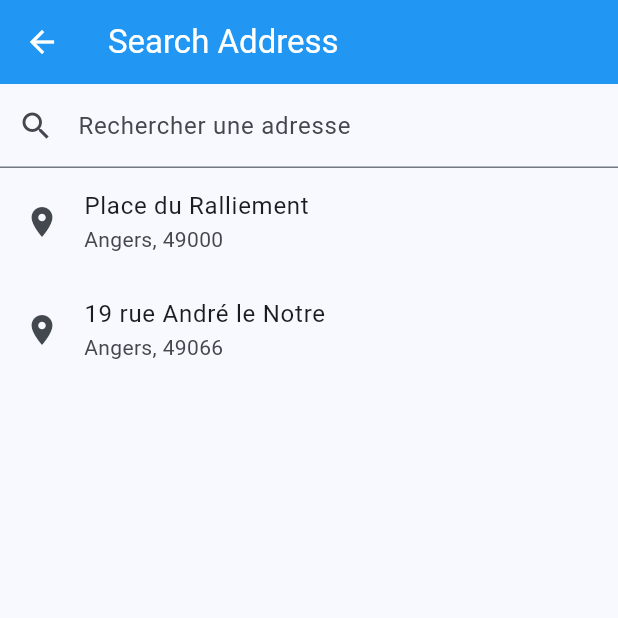
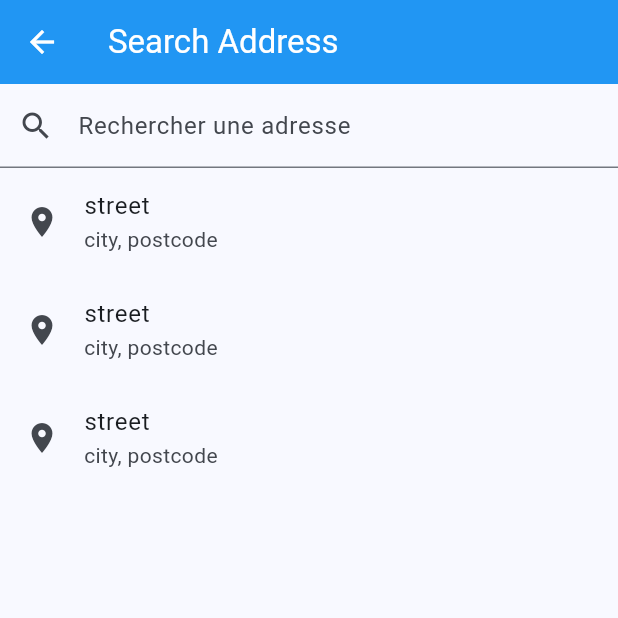
Before and after one commit to msbduno/projet_flutter, a Flutter app: the SearchAddress screen opened by its route, on a phone screen of 412 x 824 dp, the top half of it. Run offline on Flutter 3.47's test engine with Material 3 defaults, Android fonts, the phone set to English and light mode, and no system bars; our stand-ins replace bloc, flutter_bloc.

Commit message:
feat : finish TP 3

```diff
--- /dev/null
+++ b/lib/blocs/address_cubit.dart
@@ -0,0 +1,31 @@
+import 'package:bloc/bloc.dart';
+import '../models/address_model.dart';
+import '../repositories/address_repository.dart';
+
+/// Déclaration d'un "Cubit" pour stocker la liste d'entreprise
+class AddressCubit  extends Cubit<List<Address>> {
+  final AddressRepository addressRepository;
+
+  AddressCubit(this.addressRepository) : super([]);
+
+  /// Méthode pour charger la liste d'entreprise
+  Future<void> loadAddresses() async {
+    emit([
+      Address('street', 'city', 'postcode'),
+      Address('street', 'city', 'postcode'),
+      Address('street', 'city', 'postcode'),
+    ]);
+  }
+
+
+  /// Méthode pour rechercher une adresse
+  Future<void> fetchAddresses(String query) async {
+    try {
+      final addresses = await addressRepository.fetchAddresses(query);
+      emit(addresses);
+    } catch (error) {
+      emit([]);
+    }
+
+  }
+}
--- a/lib/ui/screens/searchAddress_screen.dart
+++ b/lib/ui/screens/searchAddress_screen.dart
@@ -1,8 +1,9 @@
 import 'package:flutter/material.dart';
+import 'package:flutter_bloc/flutter_bloc.dart';
 import 'dart:async';
+import '../../blocs/address_cubit.dart';
+import '../../models/address_model.dart';
 
-import '../../models/address_model.dart';
-import '../../repositories/address_repository.dart';
 
 class SearchAddress extends StatefulWidget {
   const SearchAddress({Key? key}) : super(key: key);
@@ -10,11 +11,6 @@ class SearchAddress extends StatefulWidget {
   @override
   _SearchAddressState createState() => _SearchAddressState();
 }
-
-List<Address> _addresses = [
-  Address('Place du Ralliement', 'Angers', '49000'),
-  Address('19 rue André le Notre', 'Angers', '49066'),
-];
 
 class _SearchAddressState extends State<SearchAddress> {
   Timer? _debounce;
@@ -51,31 +47,26 @@ class _SearchAddressState extends State<SearchAddress> {
               if (_debounce?.isActive ?? false) _debounce?.cancel();
               _debounce = Timer(const Duration(milliseconds: 500), () {
                 if (query.length >= 3) {
-                  final AddressRepository addressRepository = AddressRepository();
-                  addressRepository.fetchAddresses(query).then((addresses) {
-                    setState(() {
-                      _addresses = addresses;
-                    });
-                  }).catchError((error) {
-                    _scaffoldMessenger?.showSnackBar(
-                      SnackBar(content: Text('Failed to load addresses: $error')),
-                    );
-                  });
+                  context.read<AddressCubit>().fetchAddresses(query);
                 }
               });
             },
           ),
           Expanded(
-            child: ListView.builder(
-              itemCount: _addresses.length,
+            child: BlocBuilder<AddressCubit, List<Address>>(
+              builder: (context, addresses) {
+                return ListView.builder(
+                  itemCount: addresses.length,
                   itemBuilder: (context, index) {
-                final address = _addresses[index];
+                    final address = addresses[index];
                     return ListTile(
-                  leading: Icon(Icons.location_on),
+                      leading: const Icon(Icons.location_on),
                       title: Text(address.street),
                       subtitle: Text('${address.city}, ${address.postCode}'),
                       onTap: () {
                         Navigator.pop(context, address);
+                      },
+                    );
                   },
                 );
               },
```
Also changed, not shown: lib/main.dart (+15 -2 lines). Lines whose indentation alone changed are shown as unchanged.
